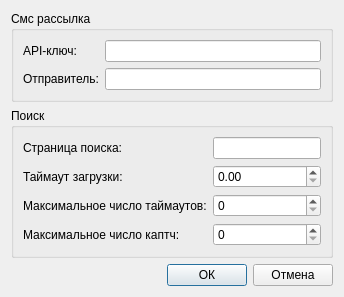
Before: the Qt Designer form cars_scraper/gui/settings_dialog.ui in zicuer/cars_scraper, drawn with Qt 5.
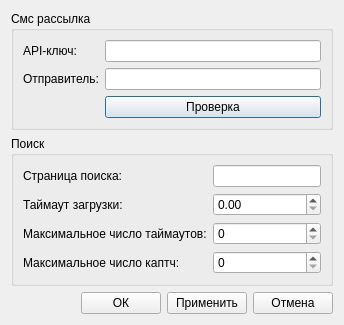
After: the same form once the commit is applied. Icons and pictures are not drawn.

Patch:
```diff
--- a/cars_scraper/gui/settings_dialog.ui
+++ b/cars_scraper/gui/settings_dialog.ui
@@ -7,7 +7,7 @@
     <x>0</x>
     <y>0</y>
     <width>321</width>
-    <height>265</height>
+    <height>268</height>
    </rect>
   </property>
   <property name="windowTitle">
@@ -40,8 +40,12 @@
         </property>
        </widget>
       </item>
-      <item row="1" column="1">
-       <widget class="QLineEdit" name="from"/>
+      <item row="2" column="1">
+       <widget class="QPushButton" name="test">
+        <property name="text">
+         <string>Проверка</string>
+        </property>
+       </widget>
       </item>
       <item row="1" column="0">
        <widget class="QLabel" name="from_label">
@@ -50,6 +54,9 @@
         </property>
        </widget>
       </item>
+      <item row="1" column="1">
+       <widget class="QLineEdit" name="from"/>
+      </item>
      </layout>
     </widget>
    </item>
@@ -136,6 +143,13 @@
        </property>
       </widget>
      </item>
+     <item>
+      <widget class="QPushButton" name="apply">
+       <property name="text">
+        <string>Применить</string>
+       </property>
+      </widget>
+     </item>
      <item>
       <widget class="QPushButton" name="cancel">
        <property name="text">
```
Left out of the diff: 44 changed lines with no effect on the pictures.
